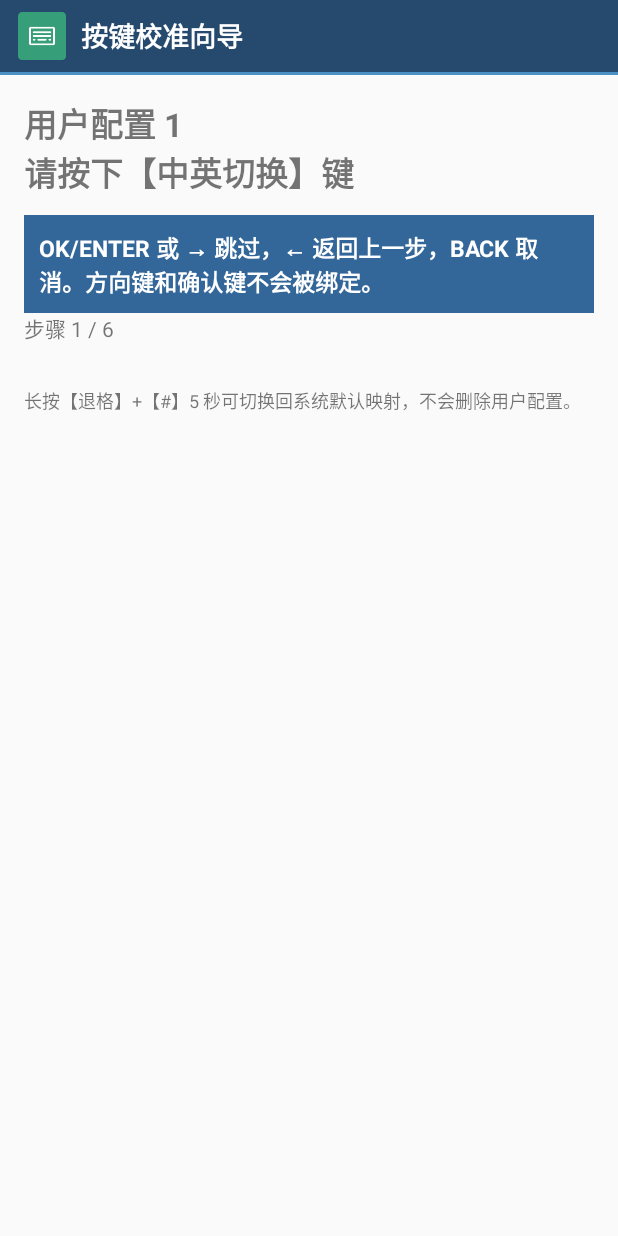
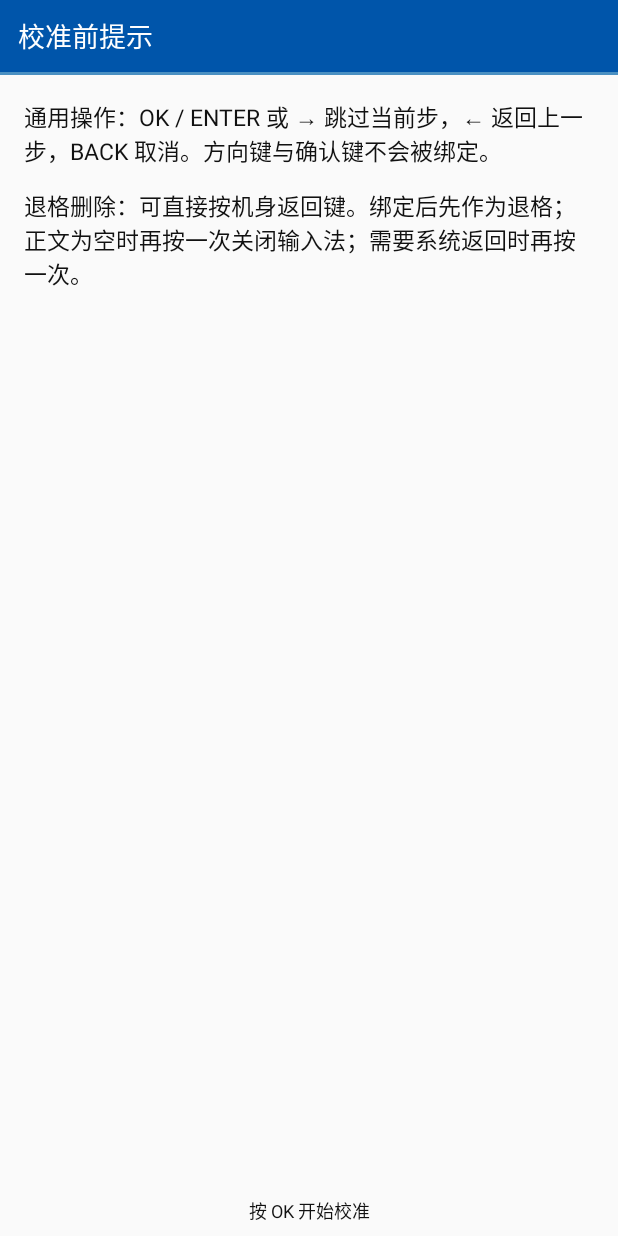
Before and after one commit to ECeternalcat/WindIme, an Android app: the KeymapProfilesActivity screen opened directly, with no data from a screen before it, after a tap on an icon or button, on a phone screen of 412 x 824 dp. Run offline under Robolectric (Android 15) with nearby library versions, the light colour scheme and no system bars.

Commit message:
UI improve 2

```diff
--- a/app/src/main/AndroidManifest.xml
+++ b/app/src/main/AndroidManifest.xml
@@ -57,6 +57,10 @@
             android:name=".ui.SetupWizardActivity"
             android:exported="false"
             android:label="@string/title_setup_wizard" />
+        <activity
+            android:name=".ui.SetupWizardIntroActivity"
+            android:exported="false"
+            android:label="@string/wizard_intro_title" />
 
         <activity
             android:name=".settings.KeymapPromptActivity"
--- a/app/src/main/java/com/garaho/ime/settings/KeymapProfilesActivity.java
+++ b/app/src/main/java/com/garaho/ime/settings/KeymapProfilesActivity.java
@@ -142,7 +142,7 @@ public class KeymapProfilesActivity extends BaseMenuActivity {
     }
 
     private void launchCalibration(int slot) {
-        startActivity(new Intent(this, SetupWizardActivity.class)
+        startActivity(new Intent(this, com.garaho.ime.ui.SetupWizardIntroActivity.class)
                 .putExtra(SetupWizardActivity.EXTRA_TARGET_SLOT, slot));
     }
 
--- a/app/src/main/java/com/garaho/ime/settings/KeymapPromptActivity.java
+++ b/app/src/main/java/com/garaho/ime/settings/KeymapPromptActivity.java
@@ -34,7 +34,7 @@ public final class KeymapPromptActivity extends Activity {
                     @Override
                     public void onClick(DialogInterface dialog, int which) {
                         new GarahoPrefs(KeymapPromptActivity.this).setKeymapPromptDismissed(true);
-                        Intent intent = new Intent(KeymapPromptActivity.this, SetupWizardActivity.class);
+                        Intent intent = new Intent(KeymapPromptActivity.this, com.garaho.ime.ui.SetupWizardIntroActivity.class);
                         intent.putExtra(SetupWizardActivity.EXTRA_TARGET_SLOT, KeymapSlots.USER_MIN);
                         startActivity(intent);
                         finish();
--- a/app/src/main/java/com/garaho/ime/settings/ModeLoopActivity.java
+++ b/app/src/main/java/com/garaho/ime/settings/ModeLoopActivity.java
@@ -32,7 +32,6 @@ public class ModeLoopActivity extends Activity {
         setContentView(R.layout.activity_menu);
         prefs = new GarahoPrefs(this);
         ((android.widget.TextView) findViewById(R.id.menu_title)).setText(R.string.input_mode_loop);
-        ((android.widget.TextView) findViewById(R.id.menu_hint)).setText(R.string.menu_hint_toggle);
 
         allModes.add(InputMode.ZH);
         allModes.add(InputMode.ZH_MTAP);
--- a/app/src/main/java/com/garaho/ime/settings/PhraseActivity.java
+++ b/app/src/main/java/com/garaho/ime/settings/PhraseActivity.java
@@ -182,8 +182,4 @@ public class PhraseActivity extends BaseMenuActivity {
         return R.string.settings_phrase;
     }
 
-    @Override
-    protected int getHintRes() {
-        return R.string.menu_hint_nav;
-    }
 }
--- a/app/src/main/java/com/garaho/ime/settings/UserDictActivity.java
+++ b/app/src/main/java/com/garaho/ime/settings/UserDictActivity.java
@@ -164,8 +164,4 @@ public class UserDictActivity extends BaseMenuActivity {
         return R.string.settings_user_dict;
     }
 
-    @Override
-    protected int getHintRes() {
-        return R.string.menu_hint_nav;
-    }
 }
--- a/app/src/main/java/com/garaho/ime/ui/QuickMenuPanel.java
+++ b/app/src/main/java/com/garaho/ime/ui/QuickMenuPanel.java
@@ -103,10 +103,12 @@ public final class QuickMenuPanel {
         }
         switch (action) {
             case NAV_UP:
-                setSelection(selectedIndex - 1);
+                // Wrap cyclically: above the first row jumps to the last.
+                setSelection(selectedIndex - 1 < 0 ? items.length - 1 : selectedIndex - 1);
                 return true;
             case NAV_DOWN:
-                setSelection(selectedIndex + 1);
+                // Wrap cyclically: below the last row jumps to the first.
+                setSelection(selectedIndex + 1 >= items.length ? 0 : selectedIndex + 1);
                 return true;
             case CONFIRM_SELECTION:
                 if (callback != null) {
--- a/app/src/main/java/com/garaho/ime/ui/SetupWizardActivity.java
+++ b/app/src/main/java/com/garaho/ime/ui/SetupWizardActivity.java
@@ -52,6 +52,7 @@ public class SetupWizardActivity extends Activity {
             InputAction.SOFTKEY_RIGHT,
     };
 
+    private TextView stepView;
     private TextView promptView;
     private TextView tipView;
     private TextView statusView;
@@ -71,6 +72,7 @@ public class SetupWizardActivity extends Activity {
     protected void onCreate(Bundle savedInstanceState) {
         super.onCreate(savedInstanceState);
         setContentView(R.layout.activity_setup_wizard);
+        stepView = findViewById(R.id.wizard_step);
         promptView = findViewById(R.id.wizard_prompt);
         tipView = findViewById(R.id.wizard_tip);
         statusView = findViewById(R.id.wizard_status);
@@ -99,12 +101,16 @@ public class SetupWizardActivity extends Activity {
             return CORE_STEPS;
         }
         // On Kyocera feature phones the left/right soft keys are fixed by the
-        // vendor framework (menu / symbol), and DISMISS_IME is handled by the
-        // native center-OK "完成" protocol. Skip those calibration steps and
-        // instead calibrate the physical SOFTKEY_LEFT / SOFTKEY_RIGHT.
+        // vendor framework (menu / symbol), so SHOW_QUICK_MENU and
+        // SHOW_SYMBOL_PANEL are both handled by the physical soft keys and must
+        // not be calibrated separately; DISMISS_IME is handled by the native
+        // center-OK "完成" protocol. Skip those and instead calibrate the
+        // physical SOFTKEY_LEFT / SOFTKEY_RIGHT.
         java.util.ArrayList<InputAction> list = new java.util.ArrayList<>();
         for (InputAction a : CORE_STEPS) {
-            if (a == InputAction.SHOW_QUICK_MENU || a == InputAction.DISMISS_IME) {
+            if (a == InputAction.SHOW_QUICK_MENU
+                    || a == InputAction.SHOW_SYMBOL_PANEL
+                    || a == InputAction.DISMISS_IME) {
                 continue;
             }
             list.add(a);
@@ -205,28 +211,25 @@ public class SetupWizardActivity extends Activity {
             return;
         }
         InputAction a = steps[currentStep];
-        promptView.setText(getString(R.string.wizard_target_format,
-                KeymapProfilesActivity.slotName(this, targetSlot),
-                getString(R.string.wizard_press_action_prompt, displayName(a))));
+        stepView.setText(getString(R.string.wizard_step_format, currentStep + 1, steps.length));
+        promptView.setText(getString(R.string.wizard_press_action_prompt, displayName(a)));
         if (a == InputAction.BACKSPACE_DELETE) {
-            tipView.setText(getString(R.string.wizard_controls) + "\n"
-                    + getString(R.string.wizard_back_as_delete_tip));
+            tipView.setText(R.string.wizard_back_as_delete_tip);
             tipView.setVisibility(android.view.View.VISIBLE);
         } else if (a == InputAction.SOFTKEY_LEFT || a == InputAction.SOFTKEY_RIGHT) {
-            tipView.setText(getString(R.string.wizard_controls) + "\n"
-                    + getString(R.string.wizard_softkey_tip));
+            tipView.setText(R.string.wizard_softkey_tip);
             tipView.setVisibility(android.view.View.VISIBLE);
         } else {
-            tipView.setText(R.string.wizard_controls);
-            tipView.setVisibility(android.view.View.VISIBLE);
+            // Full instructions live on the pre-calibration notice page; the
+            // per-step highlight only carries the short action-specific hint.
+            tipView.setVisibility(android.view.View.GONE);
         }
         StringBuilder sb = new StringBuilder();
-        sb.append(getString(R.string.wizard_step_format, currentStep + 1, steps.length)).append('\n');
         for (Map.Entry<InputAction, KeyMapConfig.Mapping> e : captured.entrySet()) {
             sb.append(displayName(e.getKey()))
               .append(" -> sc=").append(e.getValue().scanCode)
               .append(" kc=").append(e.getValue().keycode)
-               .append('\n');
+                .append('\n');
         }
         for (InputAction action : skipped) {
             sb.append(displayName(action)).append(" -> ")
--- /dev/null
+++ b/app/src/main/java/com/garaho/ime/ui/SetupWizardIntroActivity.java
@@ -0,0 +1,54 @@
+package com.garaho.ime.ui;
+
+import com.garaho.ime.R;
+import com.garaho.ime.compat.SoftkeyGuideHelper;
+import com.garaho.ime.keymap.KeymapSlots;
+
+import android.app.Activity;
+import android.content.Intent;
+import android.os.Bundle;
+import android.view.KeyEvent;
+import android.view.View;
+
+/**
+ * Pre-calibration notice page (design doc §3.2).
+ *
+ * <p>Shown before {@link SetupWizardActivity}. Presents the calibration
+ * controls and the backspace / soft-key binding rules as formatted text (so
+ * they are readable instead of crammed into a single highlighted line). The
+ * Kyocera soft-key section appears only where the vendor Softkey Guide is
+ * present. OK / ENTER proceeds to the calibration wizard; BACK cancels.
+ */
+public class SetupWizardIntroActivity extends Activity {
+
+    @Override
+    protected void onCreate(Bundle savedInstanceState) {
+        super.onCreate(savedInstanceState);
+        setContentView(R.layout.activity_setup_wizard_intro);
+        int targetSlot = getIntent().getIntExtra(SetupWizardActivity.EXTRA_TARGET_SLOT, -1);
+        if (!KeymapSlots.isUser(targetSlot)) {
+            finish();
+            return;
+        }
+        // The soft-key section is only relevant on Kyocera devices that have
+        // the physical left/right soft keys below the screen.
+        if (SoftkeyGuideHelper.create(this) != null) {
+            View softkeySection = findViewById(R.id.wizard_intro_softkey);
+            if (softkeySection != null) {
+                softkeySection.setVisibility(View.VISIBLE);
+            }
+        }
+    }
+
+    @Override
+    public boolean onKeyDown(int keyCode, KeyEvent event) {
+        if (keyCode == KeyEvent.KEYCODE_DPAD_CENTER || keyCode == KeyEvent.KEYCODE_ENTER) {
+            int targetSlot = getIntent().getIntExtra(SetupWizardActivity.EXTRA_TARGET_SLOT, -1);
+            startActivity(new Intent(this, SetupWizardActivity.class)
+                    .putExtra(SetupWizardActivity.EXTRA_TARGET_SLOT, targetSlot));
+            finish();
+            return true;
+        }
+        return super.onKeyDown(keyCode, event);
+    }
+}
--- a/app/src/main/res/color/menu_item_text.xml
+++ b/app/src/main/res/color/menu_item_text.xml
@@ -1,7 +1,7 @@
 <?xml version="1.0" encoding="utf-8"?>
 <selector xmlns:android="http://schemas.android.com/apk/res/android">
-    <item android:state_focused="true" android:color="@color/candidate_focus_text" />
-    <item android:state_pressed="true" android:color="@color/candidate_focus_text" />
-    <item android:state_activated="true" android:color="@color/candidate_focus_text" />
+    <item android:state_focused="true" android:color="@color/primary_text" />
+    <item android:state_pressed="true" android:color="@color/primary_text" />
+    <item android:state_activated="true" android:color="@color/primary_text" />
     <item android:color="@color/primary_text" />
 </selector>
--- a/app/src/main/res/layout/activity_setup_wizard.xml
+++ b/app/src/main/res/layout/activity_setup_wizard.xml
@@ -10,20 +10,12 @@
         android:layout_height="wrap_content"
         android:orientation="horizontal"
         android:gravity="center_vertical"
-        android:background="@color/brand_primary_dark"
+        android:background="@color/brand_primary"
         android:minHeight="48dp"
         android:paddingStart="12dp"
         android:paddingEnd="12dp"
         android:paddingTop="8dp"
         android:paddingBottom="8dp">
-
-        <ImageView
-            android:layout_width="32dp"
-            android:layout_height="32dp"
-            android:layout_marginEnd="10dp"
-            android:adjustViewBounds="true"
-            android:src="@mipmap/ic_launcher"
-            android:contentDescription="@string/app_name" />
 
         <TextView
             android:layout_width="0dp"
@@ -32,8 +24,7 @@
             android:gravity="center_vertical"
             android:text="@string/title_setup_wizard"
             android:textColor="@color/candidate_focus_text"
-            android:textSize="18sp"
-            android:textStyle="bold" />
+            android:textSize="18sp" />
     </LinearLayout>
 
     <View
@@ -47,6 +38,15 @@
         android:layout_weight="1"
         android:orientation="vertical"
         android:padding="16dp">
+
+        <TextView
+            android:id="@+id/wizard_step"
+            android:layout_width="match_parent"
+            android:layout_height="wrap_content"
+            android:textColor="@color/brand_primary"
+            android:textSize="16sp"
+            android:textStyle="bold"
+            android:paddingBottom="8dp" />
 
         <TextView
             android:id="@+id/wizard_prompt"
--- /dev/null
+++ b/app/src/main/res/layout/activity_setup_wizard_intro.xml
@@ -0,0 +1,83 @@
+<?xml version="1.0" encoding="utf-8"?>
+<LinearLayout xmlns:android="http://schemas.android.com/apk/res/android"
+    android:layout_width="match_parent"
+    android:layout_height="match_parent"
+    android:orientation="vertical">
+
+    <!-- Brand header bar (consistent with the menu pages). -->
+    <LinearLayout
+        android:layout_width="match_parent"
+        android:layout_height="wrap_content"
+        android:orientation="horizontal"
+        android:gravity="center_vertical"
+        android:background="@color/brand_primary"
+        android:minHeight="48dp"
+        android:paddingStart="12dp"
+        android:paddingEnd="12dp"
+        android:paddingTop="8dp"
+        android:paddingBottom="8dp">
+
+        <TextView
+            android:layout_width="0dp"
+            android:layout_height="wrap_content"
+            android:layout_weight="1"
+            android:gravity="center_vertical"
+            android:text="@string/wizard_intro_title"
+            android:textColor="@color/candidate_focus_text"
+            android:textSize="18sp" />
+    </LinearLayout>
+
+    <View
+        android:layout_width="match_parent"
+        android:layout_height="2dp"
+        android:background="@color/brand_accent" />
+
+    <ScrollView
+        android:layout_width="match_parent"
+        android:layout_height="0dp"
+        android:layout_weight="1"
+        android:fillViewport="true">
+
+        <LinearLayout
+            android:layout_width="match_parent"
+            android:layout_height="wrap_content"
+            android:orientation="vertical"
+            android:padding="16dp">
+
+            <TextView
+                android:layout_width="match_parent"
+                android:layout_height="wrap_content"
+                android:text="@string/wizard_intro_general"
+                android:textColor="@color/primary_text"
+                android:textSize="15sp"
+                android:paddingBottom="14dp" />
+
+            <TextView
+                android:layout_width="match_parent"
+                android:layout_height="wrap_content"
+                android:text="@string/wizard_intro_backspace"
+                android:textColor="@color/primary_text"
+                android:textSize="15sp"
+                android:paddingBottom="14dp" />
+
+            <TextView
+                android:id="@+id/wizard_intro_softkey"
+                android:layout_width="match_parent"
+                android:layout_height="wrap_content"
+                android:text="@string/wizard_intro_softkey"
+                android:textColor="@color/primary_text"
+                android:textSize="15sp"
+                android:visibility="gone" />
+        </LinearLayout>
+    </ScrollView>
+
+    <TextView
+        android:layout_width="match_parent"
+        android:layout_height="wrap_content"
+        android:padding="8dp"
+        android:gravity="center"
+        android:textColor="@color/primary_text"
+        android:textSize="12sp"
+        android:text="@string/wizard_intro_start" />
+
+</LinearLayout>
--- a/app/src/main/res/values/colors.xml
+++ b/app/src/main/res/values/colors.xml
@@ -11,7 +11,7 @@
     <color name="primary_text">#FF111111</color>
 
     <!-- Brand header bar -->
-    <color name="brand_primary">#FF336699</color>
+    <color name="brand_primary">#FF0055AA</color>
     <color name="brand_primary_dark">#FF264A6E</color>
     <color name="brand_accent">#FF4A90C2</color>
 
--- a/app/src/main/res/values/strings.xml
+++ b/app/src/main/res/values/strings.xml
@@ -135,8 +135,8 @@
     <string name="keymap_keycode_unknown">仅扫描码</string>
     <string name="keymap_mapping_format">%1$s：%2$s（kc=%3$d，sc=%4$d）</string>
     <string name="keymap_mapping_unbound">%1$s：未绑定</string>
-    <string name="wizard_back_as_delete_tip">可直接按机身返回键：绑定后先作为退格，内容为空时关闭输入法，再按一次恢复系统返回。</string>
-    <string name="wizard_softkey_tip">请按屏幕下方的对应软键（左/右）。此步骤可跳过。</string>
+    <string name="wizard_back_as_delete_tip">可直接按机身返回键</string>
+    <string name="wizard_softkey_tip">请按下屏幕下方对应按键，左键应为邮箱键，右键应为浏览器键\n正确绑定才能正常按系统方案触发</string>
     <string name="wizard_key_reserved">该键承担标准输入或导航功能，请按其他键。</string>
     <string name="wizard_key_duplicate">该键已绑定到前面的功能，请按其他键。</string>
     <string name="wizard_controls">OK/ENTER 或 → 跳过，← 返回上一步，BACK 取消。方向键和确认键不会被绑定。</string>
@@ -144,6 +144,11 @@
     <string name="wizard_done_summary">校准完成。新映射将在下一次打开输入框时生效。</string>
     <string name="wizard_done_controls">按 BACK 返回按键设置。</string>
     <string name="wizard_target_format">%1$s\n%2$s</string>
+    <string name="wizard_intro_title">校准前提示</string>
+    <string name="wizard_intro_general">通用操作：OK / ENTER 或 → 跳过当前步，← 返回上一步，BACK 取消。方向键与确认键不会被绑定。</string>
+    <string name="wizard_intro_backspace">退格删除：可直接按机身返回键。绑定后先作为退格；正文为空时再按一次关闭输入法；需要系统返回时再按一次。</string>
+    <string name="wizard_intro_softkey">左右软键：左键应为邮箱键，右键应为浏览器键。正确绑定才能正常按系统方案触发。</string>
+    <string name="wizard_intro_start">按 OK 开始校准</string>
     <string name="wizard_name_config">配置名称</string>
     <string name="wizard_save_and_use">保存并使用</string>
     <string name="wizard_saved_profile">已保存并切换到“%1$s”。新映射将在下一次打开输入框时生效。</string>
```
Also changed, not shown: app/src/main/java/com/garaho/ime/settings/BaseMenuActivity.java (+27 -6 lines), app/src/main/res/layout/activity_menu.xml (+2 -21 lines).
